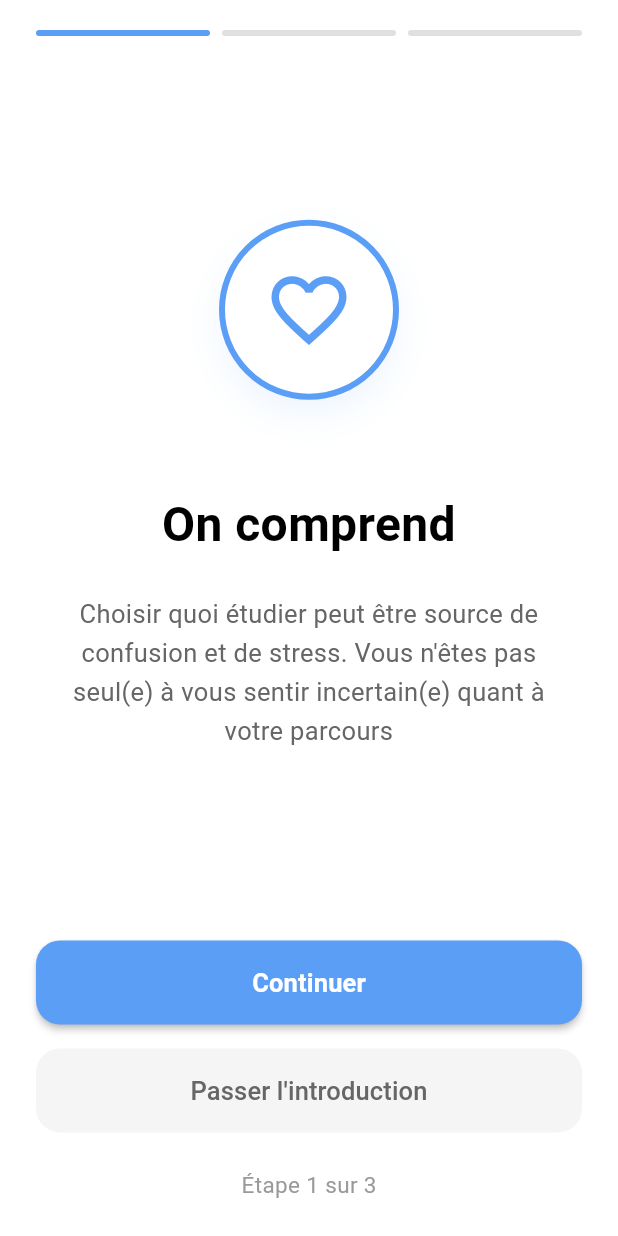
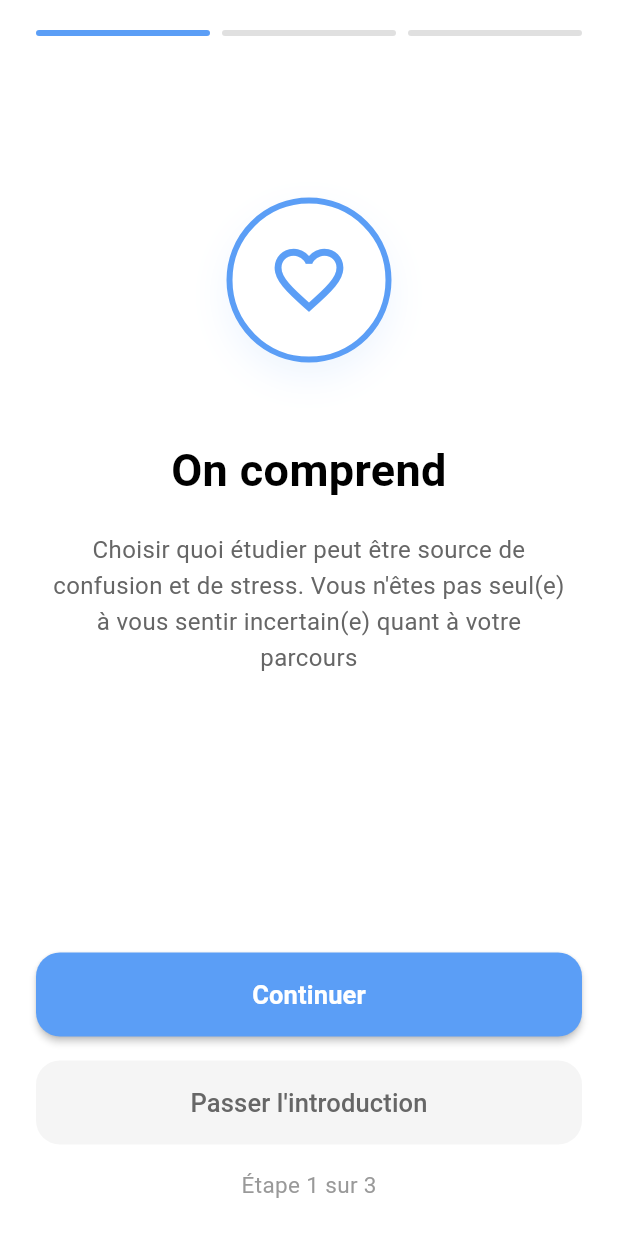
Before and after one commit to fadwa234/orionta_app, a Flutter app: the OnboardingScreen screen opened directly, on a phone screen of 412 x 824 dp. Run offline on Flutter 3.47's test engine with Material 3 defaults, Android fonts, the phone set to English and light mode, and no system bars.

Commit message:
Update onboarding screen

```diff
--- a/lib/screens/onboarding_screen.dart
+++ b/lib/screens/onboarding_screen.dart
@@ -47,11 +47,6 @@ class _OnboardingScreenState extends State<OnboardingScreen> {
     } else {
       // Retour à l'écran d'accueil ou navigation vers inscription
       Navigator.pop(context);
-      // Ou si vous voulez aller vers une page d'inscription:
-      // Navigator.pushReplacement(
-      //   context,
-      //   MaterialPageRoute(builder: (context) => const SignUpScreen()),
-      // );
     }
   }
 
@@ -89,7 +84,7 @@ class _OnboardingScreenState extends State<OnboardingScreen> {
               ),
             ),
 
-            // Contenu des pages
+            // Contenu des pages avec scroll
             Expanded(
               child: PageView.builder(
                 controller: _pageController,
@@ -107,8 +102,9 @@ class _OnboardingScreenState extends State<OnboardingScreen> {
 
             // Boutons
             Padding(
-              padding: const EdgeInsets.all(24.0),
+              padding: const EdgeInsets.fromLTRB(24.0, 16.0, 24.0, 24.0),
               child: Column(
+                mainAxisSize: MainAxisSize.min,
                 children: [
                   // Bouton Continuer/Commençons
                   SizedBox(
@@ -162,7 +158,7 @@ class _OnboardingScreenState extends State<OnboardingScreen> {
                     ),
                   ],
 
-                  const SizedBox(height: 24),
+                  const SizedBox(height: 16),
 
                   // Texte Étape
                   Text(
@@ -189,17 +185,22 @@ class OnboardingPage extends StatelessWidget {
 
   @override
   Widget build(BuildContext context) {
-    return Padding(
+    return SingleChildScrollView(
+      child: Padding(
         padding: const EdgeInsets.symmetric(horizontal: 32.0),
+        child: ConstrainedBox(
+          constraints: BoxConstraints(
+            minHeight: MediaQuery.of(context).size.height * 0.6,
+          ),
           child: Column(
             mainAxisAlignment: MainAxisAlignment.center,
             children: [
-          const SizedBox(height: 60),
+              const SizedBox(height: 40),
 
               // Icône bleue en cercle
               Container(
-            width: 120,
-            height: 120,
+                width: 110,
+                height: 110,
                 decoration: BoxDecoration(
                   color: Colors.white,
                   shape: BoxShape.circle,
@@ -217,36 +218,38 @@ class OnboardingPage extends StatelessWidget {
                 ),
                 child: Icon(
                   data.icon,
-              size: 60,
+                  size: 55,
                   color: const Color(0xFF5B9EF6),
                 ),
               ),
-          const SizedBox(height: 60),
+              const SizedBox(height: 50),
 
               // Titre
               Text(
                 data.title,
                 style: const TextStyle(
-              fontSize: 32,
+                  fontSize: 30,
                   fontWeight: FontWeight.bold,
                   color: Colors.black,
                 ),
                 textAlign: TextAlign.center,
               ),
-          const SizedBox(height: 24),
+              const SizedBox(height: 20),
 
               // Description
               Text(
                 data.description,
                 style: const TextStyle(
-              fontSize: 17,
+                  fontSize: 16,
                   color: Color(0xFF666666),
                   height: 1.5,
                 ),
                 textAlign: TextAlign.center,
               ),
-          const SizedBox(height: 60),
+              const SizedBox(height: 40),
             ],
+          ),
+        ),
       ),
     );
   }
```
Lines whose indentation alone changed are shown as unchanged.
